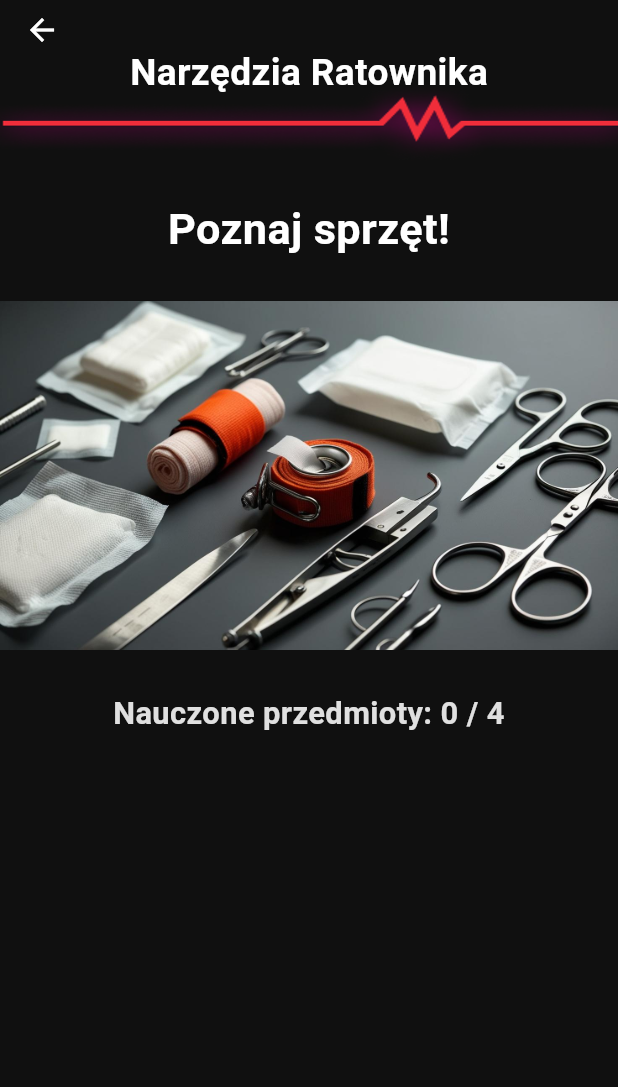
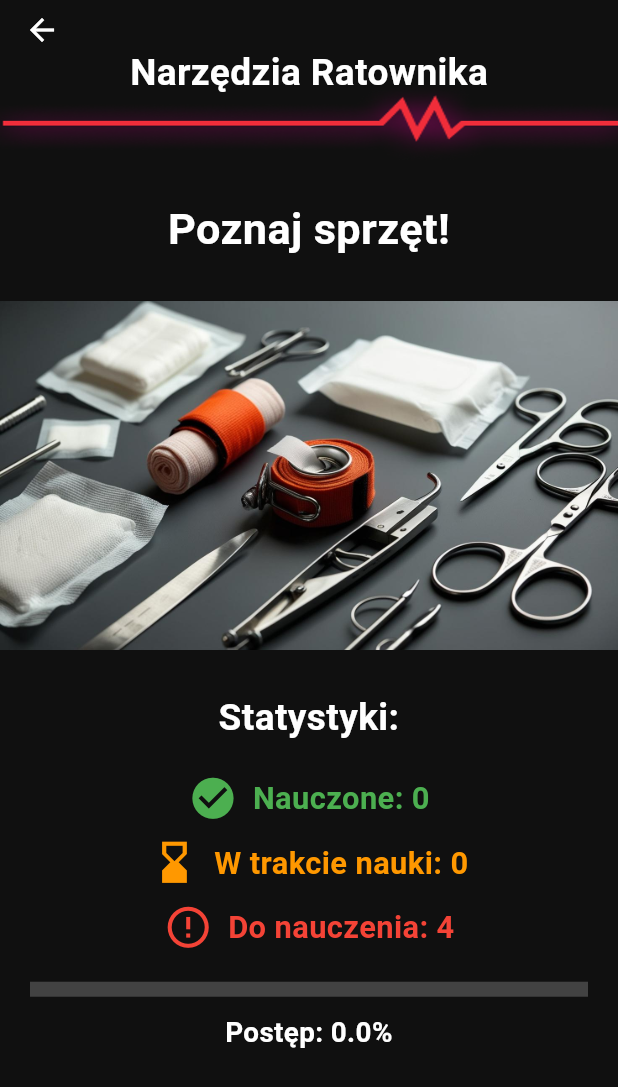
Before and after one commit to Stygus/FirstStep, a Flutter app: the NarzedziarPage screen opened directly, on a phone screen of 412 x 824 dp. Shown: the top 1087 px of the screen. Run offline on Flutter 3.47's test engine with Material 3 defaults, Android fonts, the phone set to English and light mode, and no system bars; our stand-ins replace dio, file_picker, flutter_colorpicker, flutter_dotenv, flutter_riverpod, flutter_svg and 4 more; missing offline and left inert: encrypt, flutter_quill; accounts and stored records are empty; Roboto replaces fonts that are missing (Itim).

Commit message:
Wykonczenie widgetu narzedzi

```diff
--- a/lib/narzedziar.dart
+++ b/lib/narzedziar.dart
@@ -125,11 +125,89 @@
               const SizedBox(height: 20),
 
               // Statystyki nauczonych przedmiotów
+              Column(
+                children: [
                   Text(
-                'Nauczone przedmioty: ${learnedStatus.where((status) => status).length} / ${items.length}',
+                    'Statystyki:',
                     style: TextStyle(
-                  color: Colors.grey[300],
+                      color: Colors.white,
+                      fontSize: screenWidth * 0.06,
+                      fontWeight: FontWeight.bold,
+                    ),
+                    textAlign: TextAlign.center,
+                  ),
+                  const SizedBox(height: 20),
+
+                  // Nauczone przedmioty
+                  Row(
+                    mainAxisAlignment: MainAxisAlignment.center,
+                    children: [
+                      Icon(Icons.check_circle, color: Colors.green, size: screenWidth * 0.08),
+                      const SizedBox(width: 10),
+                      Text(
+                        'Nauczone: ${learnedStatus.where((status) => status).length}',
+                        style: TextStyle(
+                          color: Colors.green,
                           fontSize: screenWidth * 0.05,
+                          fontWeight: FontWeight.bold,
+                        ),
+                      ),
+                    ],
+                  ),
+                  const SizedBox(height: 10),
+
+                  // W trakcie nauki
+                  Row(
+                    mainAxisAlignment: MainAxisAlignment.center,
+                    children: [
+                      Icon(Icons.hourglass_bottom, color: Colors.orange, size: screenWidth * 0.08),
+                      const SizedBox(width: 10),
+                      Text(
+                        'W trakcie nauki: ${items.length - learnedStatus.where((status) => status).length - learnedStatus.where((status) => !status).length}',
+                        style: TextStyle(
+                          color: Colors.orange,
+                          fontSize: screenWidth * 0.05,
+                          fontWeight: FontWeight.bold,
+                        ),
+                      ),
+                    ],
+                  ),
+                  const SizedBox(height: 10),
+
+                  // Do nauczenia
+                  Row(
+                    mainAxisAlignment: MainAxisAlignment.center,
+                    children: [
+                      Icon(Icons.error_outline, color: Colors.red, size: screenWidth * 0.08),
+                      const SizedBox(width: 10),
+                      Text(
+                        'Do nauczenia: ${learnedStatus.where((status) => !status).length}',
+                        style: TextStyle(
+                          color: Colors.red,
+                          fontSize: screenWidth * 0.05,
+                          fontWeight: FontWeight.bold,
+                        ),
+                      ),
+                    ],
+                  ),
+                  const SizedBox(height: 20),
+
+                  // Pasek postępu
+                  Padding(
+                    padding: const EdgeInsets.symmetric(horizontal: 20.0),
+                    child: LinearProgressIndicator(
+                      value: learnedStatus.where((status) => status).length / items.length,
+                      backgroundColor: Colors.grey[800],
+                      color: Colors.green,
+                      minHeight: 10,
+                    ),
+                  ),
+                  const SizedBox(height: 10),
+                  Text(
+                    'Postęp: ${(learnedStatus.where((status) => status).length / items.length * 100).toStringAsFixed(1)}%',
+                    style: TextStyle(
+                      color: Colors.white,
+                      fontSize: screenWidth * 0.045,
                       fontWeight: FontWeight.bold,
                     ),
                     textAlign: TextAlign.center,
@@ -138,6 +216,8 @@
               ),
             ],
           ),
+        ],
+      ),
     );
   }
 }
```
Lines whose indentation alone changed are shown as unchanged.
